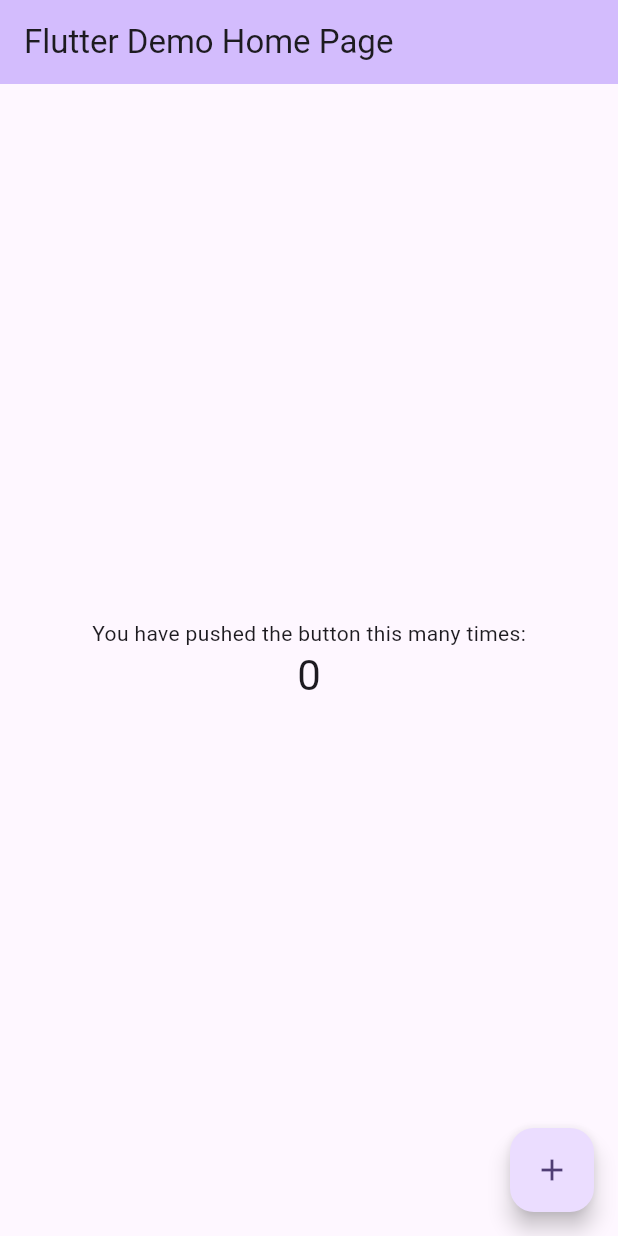
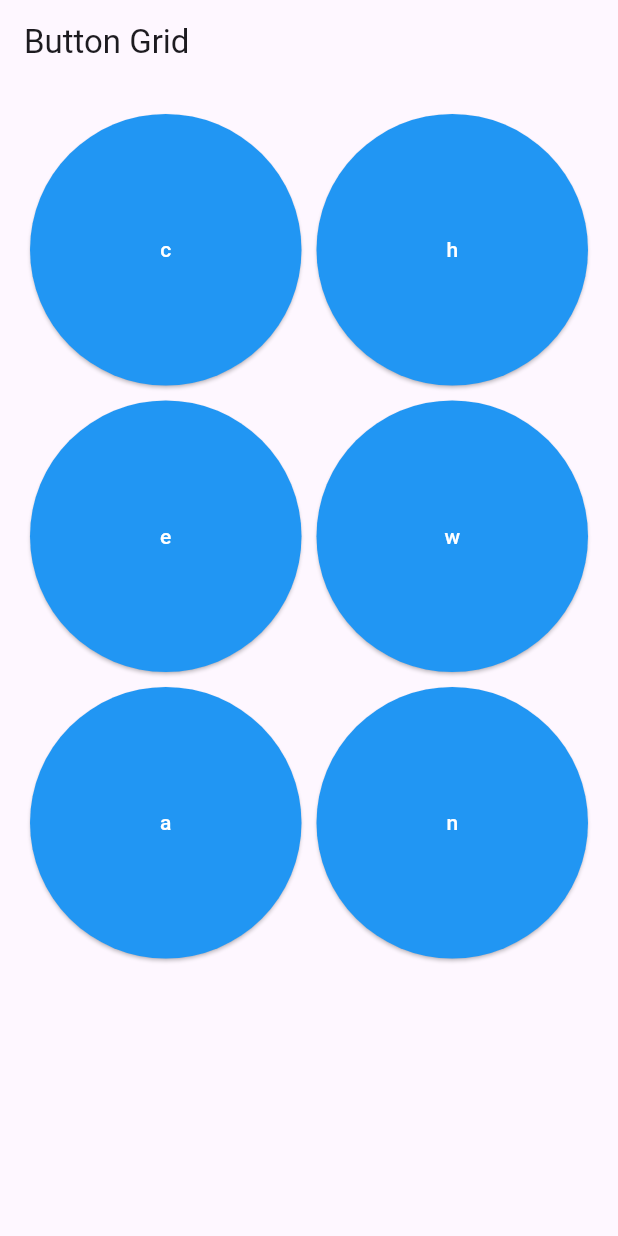
Before and after one commit to ChewanRai1/testclass, a Flutter app: the screen it shows after launch, on a phone screen of 412 x 824 dp. Run offline on Flutter 3.47's test engine with Material 3 defaults, Android fonts, the phone set to English and light mode, and no system bars.

Commit message:
all done except movement of buttons

```diff
--- /dev/null
+++ b/lib/Screen/gridview_screen.dart
@@ -0,0 +1,62 @@
+import 'package:flutter/material.dart';
+
+class GridViewScreen extends StatelessWidget {
+  final String name = "chewan"; // Replace with actual name
+
+  @override
+  Widget build(BuildContext context) {
+    return Scaffold(
+      appBar: AppBar(title: Text('Button Grid')),
+      body: GridView.count(
+        padding: const EdgeInsets.all(20),
+        crossAxisSpacing: 10,
+        mainAxisSpacing: 10,
+        crossAxisCount: 2,
+        children: List.generate(
+          name.length,
+          (index) => MyButton(name, index + 1),
+        ),
+      ),
+    );
+  }
+}
+
+class MyButton extends StatefulWidget {
+  final String name;
+  final int buttonNumber;
+
+  MyButton(this.name, this.buttonNumber);
+
+  @override
+  _MyButtonState createState() => _MyButtonState();
+}
+
+class _MyButtonState extends State<MyButton> {
+  Color buttonColor = Colors.blue;
+  bool isVisible = true;
+  bool wasClicked = false; // Track if the button was clicked before
+
+  @override
+  Widget build(BuildContext context) {
+    return Visibility(
+      visible: isVisible,
+      child: ElevatedButton(
+        onPressed: () {
+          setState(() {
+            if (!wasClicked) {
+              buttonColor = Colors.green; // Change color on initial click
+              wasClicked = true;
+            } else {
+              isVisible = !isVisible; // Hide button on second click
+            }
+          });
+        },
+        style: ElevatedButton.styleFrom(
+          backgroundColor: buttonColor,
+          foregroundColor: Colors.white,
+        ),
+        child: Text(widget.name[widget.buttonNumber - 1]),
+      ),
+    );
+  }
+}
--- /dev/null
+++ b/lib/app/app.dart
@@ -0,0 +1,19 @@
+// import 'package:flutter_application_1/Screen/add_two_no.dart';
+// import 'package:flutter_application_1/screen/hello_world_screen.dart';
+import 'package:flutter/material.dart';
+import 'package:taskk/Screen/splash_screen.dart';
+// import 'package:flutter_application_1/Screen/simple_interest.dart';
+// import 'package:flutter_application_1/Screen/task_screen.dart';
+// import 'package:flutter_application_1/Screen/student_details_screen.dart';
+// import 'package:flutter_application_1/Screen/arithmetic_screen.dart';
+
+class App extends StatelessWidget {
+  const App({super.key});
+
+  @override
+  Widget build(BuildContext context) {
+    return MaterialApp(
+      home: SplashScreen(),
+    );
+  }
+}
--- a/lib/main.dart
+++ b/lib/main.dart
@@ -1,125 +1,9 @@
+
 import 'package:flutter/material.dart';
+import 'package:taskk/app/app.dart';
 
 void main() {
-  runApp(const MyApp());
+  runApp(
+    const App(),
+  );
 }
-
-class MyApp extends StatelessWidget {
-  const MyApp({super.key});
-
-  // This widget is the root of your application.
-  @override
-  Widget build(BuildContext context) {
-    return MaterialApp(
-      title: 'Flutter Demo',
-      theme: ThemeData(
-        // This is the theme of your application.
-        //
-        // TRY THIS: Try running your application with "flutter run". You'll see
-        // the application has a purple toolbar. Then, without quitting the app,
-        // try changing the seedColor in the colorScheme below to Colors.green
-        // and then invoke "hot reload" (save your changes or press the "hot
-        // reload" button in a Flutter-supported IDE, or press "r" if you used
-        // the command line to start the app).
-        //
-        // Notice that the counter didn't reset back to zero; the application
-        // state is not lost during the reload. To reset the state, use hot
-        // restart instead.
-        //
-        // This works for code too, not just values: Most code changes can be
-        // tested with just a hot reload.
-        colorScheme: ColorScheme.fromSeed(seedColor: Colors.deepPurple),
-        useMaterial3: true,
-      ),
-      home: const MyHomePage(title: 'Flutter Demo Home Page'),
-    );
-  }
-}
-
-class MyHomePage extends StatefulWidget {
-  const MyHomePage({super.key, required this.title});
-
-  // This widget is the home page of your application. It is stateful, meaning
-  // that it has a State object (defined below) that contains fields that affect
-  // how it looks.
-
-  // This class is the configuration for the state. It holds the values (in this
-  // case the title) provided by the parent (in this case the App widget) and
-  // used by the build method of the State. Fields in a Widget subclass are
-  // always marked "final".
-
-  final String title;
-
-  @override
-  State<MyHomePage> createState() => _MyHomePageState();
-}
-
-class _MyHomePageState extends State<MyHomePage> {
-  int _counter = 0;
-
-  void _incrementCounter() {
-    setState(() {
-      // This call to setState tells the Flutter framework that something has
-      // changed in this State, which causes it to rerun the build method below
-      // so that the display can reflect the updated values. If we changed
-      // _counter without calling setState(), then the build method would not be
-      // called again, and so nothing would appear to happen.
-      _counter++;
-    });
-  }
-
-  @override
-  Widget build(BuildContext context) {
-    // This method is rerun every time setState is called, for instance as done
-    // by the _incrementCounter method above.
-    //
-    // The Flutter framework has been optimized to make rerunning build methods
-    // fast, so that you can just rebuild anything that needs updating rather
-    // than having to individually change instances of widgets.
-    return Scaffold(
-      appBar: AppBar(
-        // TRY THIS: Try changing the color here to a specific color (to
-        // Colors.amber, perhaps?) and trigger a hot reload to see the AppBar
-        // change color while the other colors stay the same.
-        backgroundColor: Theme.of(context).colorScheme.inversePrimary,
-        // Here we take the value from the MyHomePage object that was created by
-        // the App.build method, and use it to set our appbar title.
-        title: Text(widget.title),
-      ),
-      body: Center(
-        // Center is a layout widget. It takes a single child and positions it
-        // in the middle of the parent.
-        child: Column(
-          // Column is also a layout widget. It takes a list of children and
-          // arranges them vertically. By default, it sizes itself to fit its
-          // children horizontally, and tries to be as tall as its parent.
-          //
-          // Column has various properties to control how it sizes itself and
-          // how it positions its children. Here we use mainAxisAlignment to
-          // center the children vertically; the main axis here is the vertical
-          // axis because Columns are vertical (the cross axis would be
-          // horizontal).
-          //
-          // TRY THIS: Invoke "debug painting" (choose the "Toggle Debug Paint"
-          // action in the IDE, or press "p" in the console), to see the
-          // wireframe for each widget.
-          mainAxisAlignment: MainAxisAlignment.center,
-          children: <Widget>[
-            const Text(
-              'You have pushed the button this many times:',
-            ),
-            Text(
-              '$_counter',
-              style: Theme.of(context).textTheme.headlineMedium,
-            ),
-          ],
-        ),
-      ),
-      floatingActionButton: FloatingActionButton(
-        onPressed: _incrementCounter,
-        tooltip: 'Increment',
-        child: const Icon(Icons.add),
-      ), // This trailing comma makes auto-formatting nicer for build methods.
-    );
-  }
-}
```
Also changed, not shown: lib/Screen/splash_screen.dart (added, +35 -0 lines), 1 other file.
